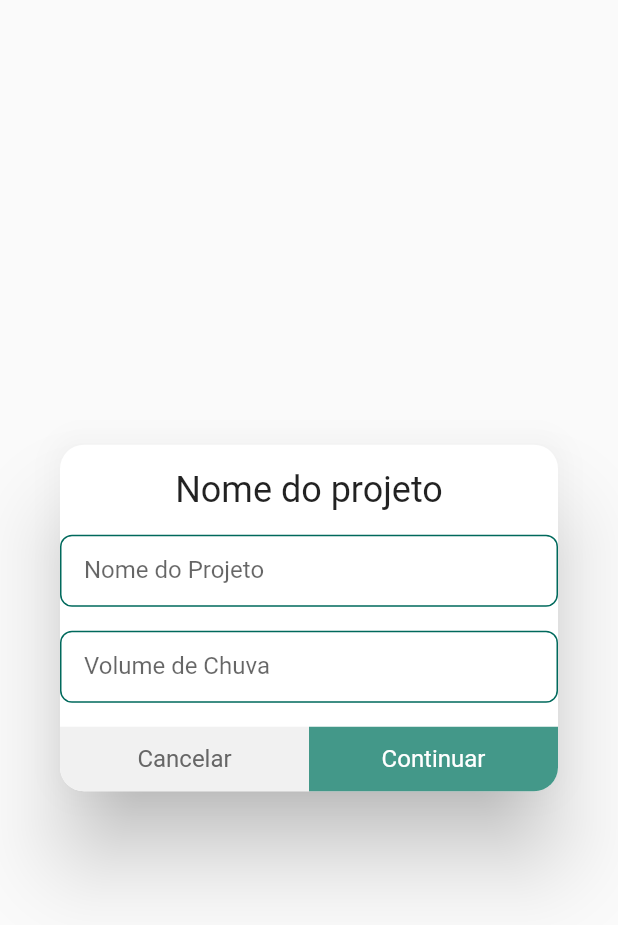
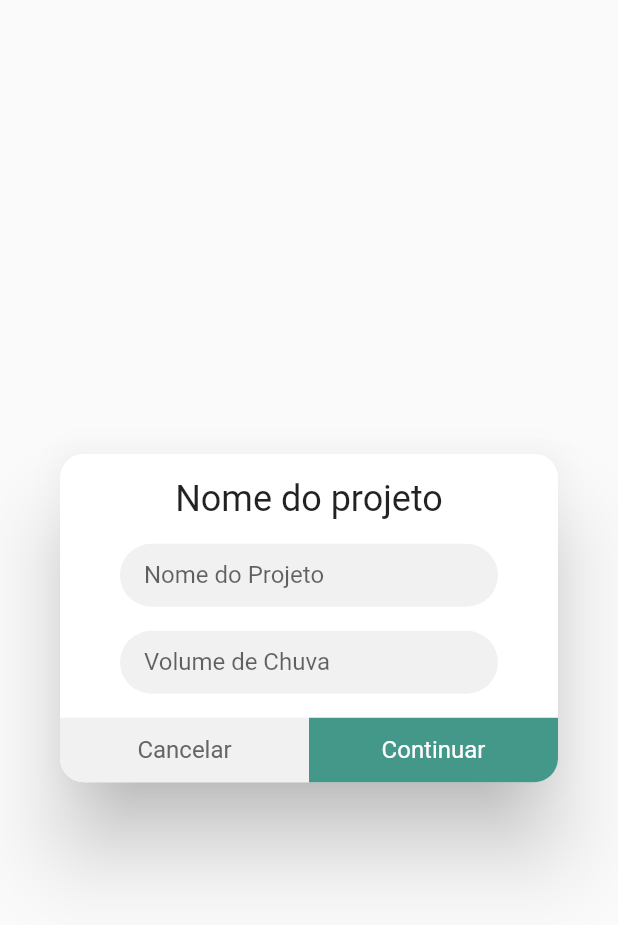
Before and after one commit to TheuFerreira/Flutter-Barraginha, a Flutter app: the AddDialogWidget widget shown alone on an empty page, opened directly, on a phone screen of 412 x 824 dp. Shown: the top 925 px of the screen. Run offline on Flutter 3.47's test engine with Material 2 defaults, Android fonts, the phone set to English and light mode, and no system bars; our stand-ins replace flutter_mobx, mobx; generated files the repository leaves out were written again.

Commit message:
Created default Text Field and inserted in Projects Page

```diff
--- a/lib/app/screens/projects/components/text_field_widget.dart
+++ /dev/null
@@ -1,44 +0,0 @@
-import 'package:flutter/material.dart';
-
-class TextFieldWidget extends StatelessWidget {
-  final TextEditingController? controller;
-  final String? labelText;
-  final String? hintText;
-  final TextInputType? textInputType;
-  const TextFieldWidget({
-    Key? key,
-    this.controller,
-    this.labelText,
-    this.hintText,
-    this.textInputType,
-  }) : super(key: key);
-
-  @override
-  Widget build(BuildContext context) {
-    return TextField(
-      controller: controller,
-      style: const TextStyle(
-        color: Color(0xFF666666),
-      ),
-      keyboardType: textInputType,
-      decoration: InputDecoration(
-        labelText: labelText,
-        hintText: hintText,
-        floatingLabelStyle: const TextStyle(color: Color(0xFF439889)),
-        contentPadding: const EdgeInsets.only(left: 16.0),
-        border: _border(const Color(0xFF439889)),
-        enabledBorder: _border(const Color(0xFF439889)),
-        focusedBorder: _border(const Color(0xFF00695C)),
-      ),
-    );
-  }
-
-  InputBorder _border(Color color) {
-    return OutlineInputBorder(
-      borderRadius: BorderRadius.circular(8.0),
-      borderSide: const BorderSide(
-        color: Color(0xFF00695C),
-      ),
-    );
-  }
-}
--- a/lib/app/screens/projects/controllers/projects_controller.dart
+++ b/lib/app/screens/projects/controllers/projects_controller.dart
@@ -67,7 +67,7 @@ abstract class _ProjectControllerBase with Store {
   }
 
   @action
-  Future<bool> add(ProjectModel project) async {
+  Future<ProjectModel?> add(ProjectModel project) async {
     message = 'Criando novo Projeto...';
     status = PageStatus.loading;
 
@@ -78,7 +78,7 @@ abstract class _ProjectControllerBase with Store {
 
     message = '';
     status = PageStatus.normal;
-    return true;
+    return project;
   }
 
   @action
--- a/lib/app/screens/projects/dialogs/add_dialog_widget.dart
+++ b/lib/app/screens/projects/dialogs/add_dialog_widget.dart
@@ -1,6 +1,6 @@
 import 'package:flutter/material.dart';
-import 'package:flutter_barraginha/app/screens/projects/components/text_field_widget.dart';
 import 'package:flutter_barraginha/app/screens/projects/model/project_model.dart';
+import 'package:flutter_barraginha/app/shared/components/text_field_widget.dart';
 import 'package:flutter_barraginha/app/shared/dialogs/base_dialog.dart';
 
 class AddDialogWidget extends StatelessWidget {
@@ -12,23 +12,33 @@ class AddDialogWidget extends StatelessWidget {
   Widget build(BuildContext context) {
     return BaseDialog(
       title: 'Nome do projeto',
-      content: Column(
+      content: Padding(
+        padding: const EdgeInsets.symmetric(horizontal: 40.0),
+        child: Column(
           mainAxisSize: MainAxisSize.min,
           children: [
-          TextFieldWidget(
+            SizedBox(
+              height: 42,
+              child: TextFieldWidget(
                 controller: _nameTextController,
                 labelText: 'Nome do Projeto',
                 hintText: 'Ex: Roça do Zé',
               ),
+            ),
             const SizedBox(height: 16.0),
-          TextFieldWidget(
+            SizedBox(
+              height: 42,
+              child: TextFieldWidget(
                 controller: _volumeTextController,
                 labelText: 'Volume de Chuva',
                 hintText: 'Ex: 22',
-            textInputType: TextInputType.number,
+                keyboardType: TextInputType.number,
+              ),
             ),
           ],
         ),
+      ),
+      onCancel: () => Navigator.pop(context),
       onConfirm: () => _onConfirm(context),
     );
   }
--- a/lib/app/screens/projects/projects_page.dart
+++ b/lib/app/screens/projects/projects_page.dart
@@ -4,13 +4,13 @@ import 'package:flutter_barraginha/app/screens/projects/controllers/projects_con
 import 'package:flutter_barraginha/app/screens/projects/dialogs/add_dialog_widget.dart';
 import 'package:flutter_barraginha/app/screens/projects/model/project_model.dart';
 import 'package:flutter_barraginha/app/shared/components/loading_widget.dart';
+import 'package:flutter_barraginha/app/shared/components/text_field_widget.dart';
 import 'package:flutter_barraginha/app/shared/models/page_status.dart';
 import 'package:flutter_barraginha/app/shared/services/dialog_service.dart';
 import 'package:flutter_mobx/flutter_mobx.dart';
 
 import 'components/custom_bar.dart';
 import 'components/item_project_widget.dart';
-import 'components/search_widget.dart';
 
 class ProjectsPage extends StatefulWidget {
   const ProjectsPage({Key? key}) : super(key: key);
@@ -47,8 +47,18 @@ class _ProjectsPageState extends State<ProjectsPage> {
             top: Padding(
               padding: const EdgeInsets.symmetric(horizontal: 64.0),
               child: Observer(
-                builder: (_) => SearchWidget(
-                  onChanged: controller.isLoading ? null : controller.search,
+                builder: (_) => SizedBox(
+                  height: 36,
+                  child: TextFieldWidget(
+                    suffixIcon: const Icon(
+                      Icons.search,
+                      color: Colors.white,
+                    ),
+                    hintText: 'Pesquisar',
+                    fillColor: const Color.fromARGB(50, 255, 255, 255),
+                    textColor: Colors.white,
+                    onChanged: controller.isLoading ? null : controller.search,
+                  ),
                 ),
               ),
             ),
@@ -102,13 +112,10 @@ class _ProjectsPageState extends State<ProjectsPage> {
       return;
     }
 
-    final project = result as ProjectModel;
-    final response = await controller.add(project);
-    if (response == false) {
+    final response = await controller.add(result as ProjectModel);
+    if (response == null) {
       return;
     }
-
-    // TODO: Convert response to Project Model
 
     // TODO: Next Page
   }
--- /dev/null
+++ b/lib/app/shared/components/text_field_widget.dart
@@ -0,0 +1,61 @@
+import 'package:flutter/material.dart';
+
+class TextFieldWidget extends StatelessWidget {
+  final TextEditingController? controller;
+  final Widget? suffixIcon;
+  final String? labelText;
+  final String? hintText;
+  final Color fillColor;
+  final Color textColor;
+  final TextInputType? keyboardType;
+  final Function(String)? onChanged;
+  const TextFieldWidget({
+    Key? key,
+    this.controller,
+    this.suffixIcon,
+    this.labelText,
+    this.hintText,
+    this.fillColor = const Color(0xFFF1F1F1),
+    this.textColor = const Color(0xFF666666),
+    this.keyboardType,
+    this.onChanged,
+  }) : super(key: key);
+
+  @override
+  Widget build(BuildContext context) {
+    return TextField(
+      controller: controller,
+      cursorColor: textColor,
+      style: TextStyle(color: textColor),
+      keyboardType: keyboardType,
+      decoration: InputDecoration(
+        labelText: labelText,
+        hintText: hintText,
+        floatingLabelStyle: TextStyle(
+          color: textColor,
+        ),
+        hintStyle: TextStyle(
+          color: Color.fromARGB(
+              170, textColor.red, textColor.green, textColor.blue),
+        ),
+        contentPadding: const EdgeInsets.only(left: 16.0),
+        fillColor: fillColor,
+        filled: true,
+        suffixIcon: suffixIcon,
+        border: _defaultBorder(),
+        enabledBorder: _defaultBorder(),
+        focusedBorder: _defaultBorder(),
+      ),
+      onChanged: onChanged,
+    );
+  }
+
+  _defaultBorder() {
+    return OutlineInputBorder(
+      borderSide: const BorderSide(
+        color: Colors.transparent,
+      ),
+      borderRadius: BorderRadius.circular(24),
+    );
+  }
+}
--- a/lib/app/shared/dialogs/base_dialog.dart
+++ b/lib/app/shared/dialogs/base_dialog.dart
@@ -97,42 +97,5 @@ class BaseDialog extends StatelessWidget {
         ],
       ),
     );
-    return AlertDialog(
-      shape: RoundedRectangleBorder(
-        borderRadius: BorderRadius.circular(16),
-      ),
-      title: Text(
-        title,
-        style: const TextStyle(
-          fontSize: 24,
-        ),
-      ),
-      content: content,
-      actionsAlignment: MainAxisAlignment.spaceBetween,
-      actions: [
-        TextButton(
-          onPressed: () {
-            Navigator.pop(context, false);
-          },
-          child: const Text(
-            'Cancelar',
-            style: TextStyle(
-              color: Color(0xFF666666),
-              fontSize: 16.0,
-            ),
-          ),
-        ),
-        TextButton(
-          onPressed: onConfirm,
-          child: const Text(
-            'Continuar',
-            style: TextStyle(
-              color: Color(0xFF666666),
-              fontSize: 16.0,
-            ),
-          ),
-        ),
-      ],
-    );
   }
 }
```
Also changed, not shown: lib/app/screens/projects/controllers/projects_controller.g.dart. Lines whose indentation alone changed are shown as unchanged.
